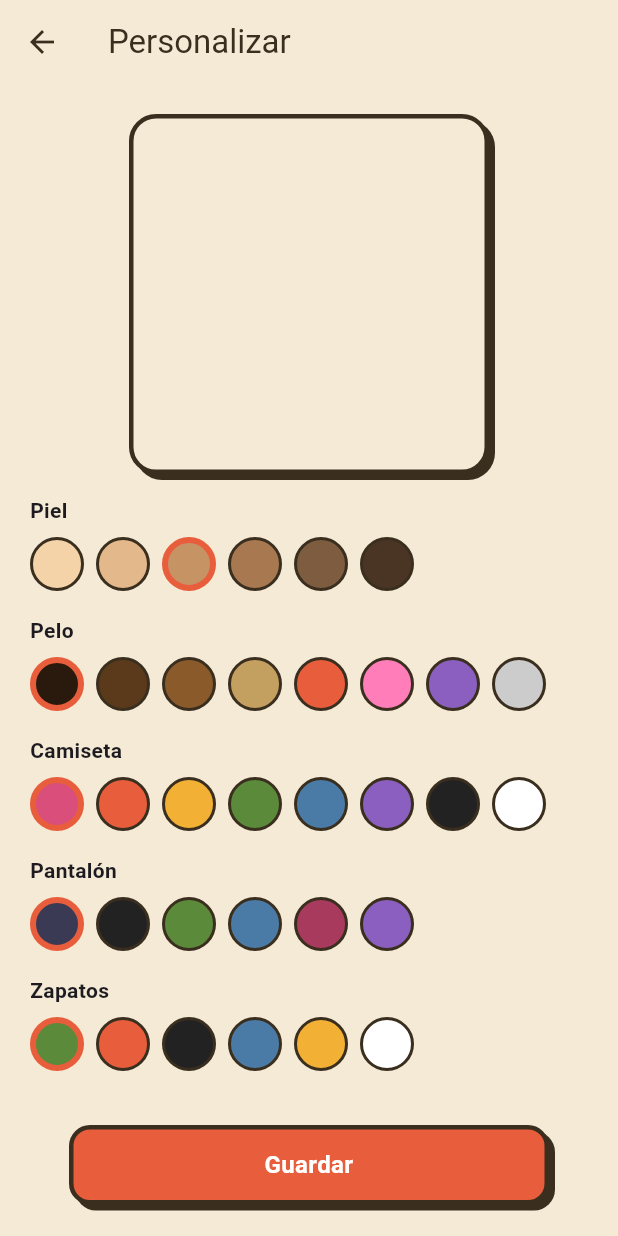
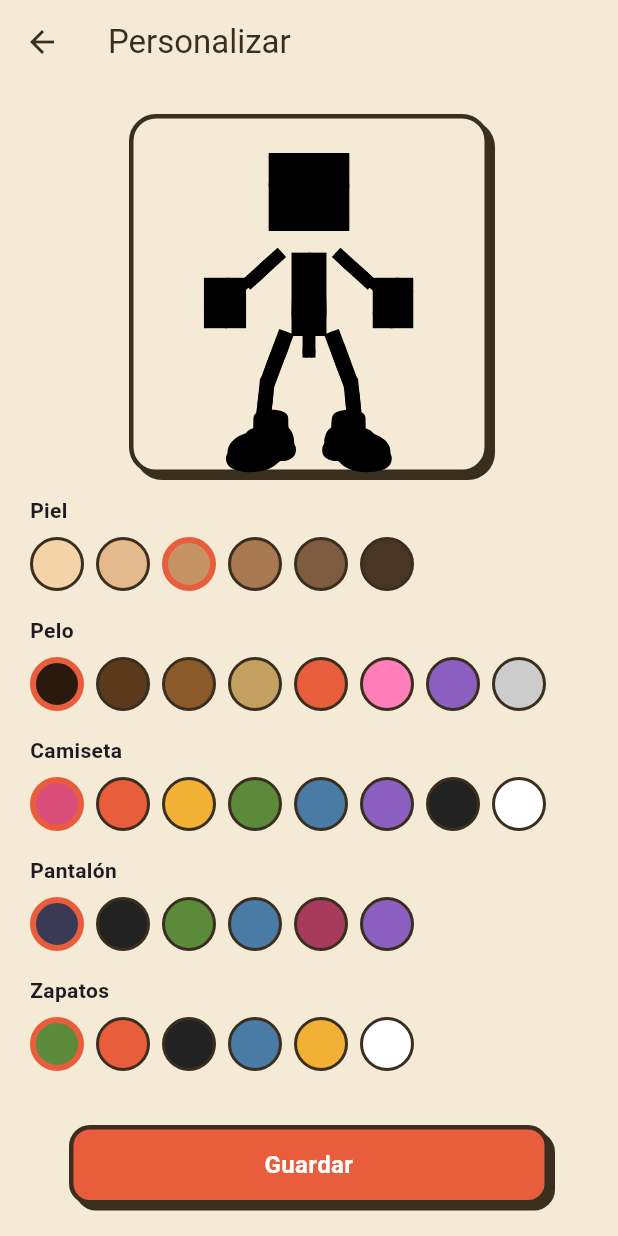
Before and after one commit to juanmagomez1996-rgb/climby, a Flutter app: the CustomizeScreen screen opened directly, on a phone screen of 412 x 824 dp. Run offline on Flutter 3.47's test engine with Material 3 defaults, Android fonts, the phone set to English and light mode, and no system bars; our stand-ins replace audioplayers, flutter_svg, shared_preferences; missing offline and left inert: flame; accounts and stored records are empty; Roboto replaces fonts that are missing (Georgia).

Commit message:
Update render.dart

```diff
--- a/lib/render.dart
+++ b/lib/render.dart
@@ -400,9 +400,9 @@ class GameRenderer {
 
     // Get customization colors
     final cust = Prefs.customization;
-    final skinTint = cust.skinColor;
-    final shirtTint = cust.shirtColor;
-    final shortsTint = cust.shortsColor;
+    final skinTint = cust.skin;
+    final shirtTint = cust.shirt;
+    final shortsTint = cust.shorts;
 
     // Burn tint — darkens everything progressively
     Color? burnTint;
@@ -527,6 +527,60 @@ class GameRenderer {
       case FaceState.dead: return GameAssets.char('head_dead');
       default: return GameAssets.char('head_neutral');
     }
+  }
+
+  // =========================================================
+  //  drawCharacterAt — for menus/previews (static poses)
+  // =========================================================
+  static void drawCharacterAt(Canvas canvas, {
+    required Offset headPos,
+    required Offset chestPos,
+    required Offset lsPos, required Offset rsPos,
+    required Offset lpPos, required Offset rpPos,
+    required Offset lhPos, required Offset rhPos,
+    required Offset lePos, required Offset rePos,
+    required Offset lfPos, required Offset rfPos,
+    required Offset lkPos, required Offset rkPos,
+    required dynamic cust,
+    required double headR,
+    FaceState faceState = FaceState.neutral,
+    Map<String, double>? stamina,
+    Map<String, dynamic>? grips,
+    double tNow = 0,
+    double scale = 1.0,
+    bool blinking = false,
+  }) {
+    final sc = scale * 1.0;
+    final skinTint = (cust is Customization) ? cust.skin : null;
+    final shirtTint = (cust is Customization) ? cust.shirt : null;
+    final shortsTint = (cust is Customization) ? cust.shorts : null;
+
+    // Back arm + leg
+    _drawSvgBone(canvas, GameAssets.char('arm_upper'), rsPos, rePos, 38 * sc, 145 * sc, tint: skinTint);
+    _drawSvgBone(canvas, GameAssets.char('arm_lower'), rePos, rhPos, 34 * sc, 144 * sc, tint: skinTint);
+    final pelvis = Offset((lpPos.dx + rpPos.dx) / 2, (lpPos.dy + rpPos.dy) / 2);
+    _drawSvgBone(canvas, GameAssets.char('leg_upper'), rpPos, rkPos, 42 * sc, 150 * sc, tint: shortsTint);
+    _drawSvgBone(canvas, GameAssets.char('leg_lower'), rkPos, rfPos, 36 * sc, 150 * sc, tint: skinTint);
+
+    // Torso + shorts
+    _drawSvgBone(canvas, GameAssets.char('torso'), chestPos, pelvis, 65 * sc, 155 * sc, pivotY: 0.10, tint: shirtTint);
+    final shortsEnd = Offset(pelvis.dx, pelvis.dy + 18 * sc);
+    _drawSvgBone(canvas, GameAssets.char('shorts'), pelvis, shortsEnd, 65 * sc, 115 * sc, pivotY: 0.05, tint: shortsTint);
+
+    // Front leg + arm
+    _drawSvgBone(canvas, GameAssets.char('leg_upper'), lpPos, lkPos, 42 * sc, 150 * sc, tint: shortsTint);
+    _drawSvgBone(canvas, GameAssets.char('leg_lower'), lkPos, lfPos, 36 * sc, 150 * sc, tint: skinTint);
+    _drawSvgBone(canvas, GameAssets.char('arm_upper'), lsPos, lePos, 38 * sc, 145 * sc, tint: skinTint);
+    _drawSvgBone(canvas, GameAssets.char('arm_lower'), lePos, lhPos, 34 * sc, 144 * sc, tint: skinTint);
+
+    // Hands + feet (no rotation for static preview)
+    _drawSvgAt(canvas, GameAssets.char('hand_left'), lhPos, 42 * sc, aspect: 102.0 / 122, tint: skinTint);
+    _drawSvgAt(canvas, GameAssets.char('hand_right'), rhPos, 42 * sc, aspect: 98.0 / 122, tint: skinTint);
+    _drawSvgAt(canvas, GameAssets.char('foot_left'), lfPos, 52 * sc, aspect: 146.0 / 130);
+    _drawSvgAt(canvas, GameAssets.char('foot_right'), rfPos, 52 * sc, aspect: 145.0 / 130);
+
+    // Head on top
+    _drawSvgAt(canvas, _getHeadInfo(faceState), headPos, 65 * sc, aspect: 153.0 / 148, tint: skinTint);
   }
 
   // =========================================================
```
